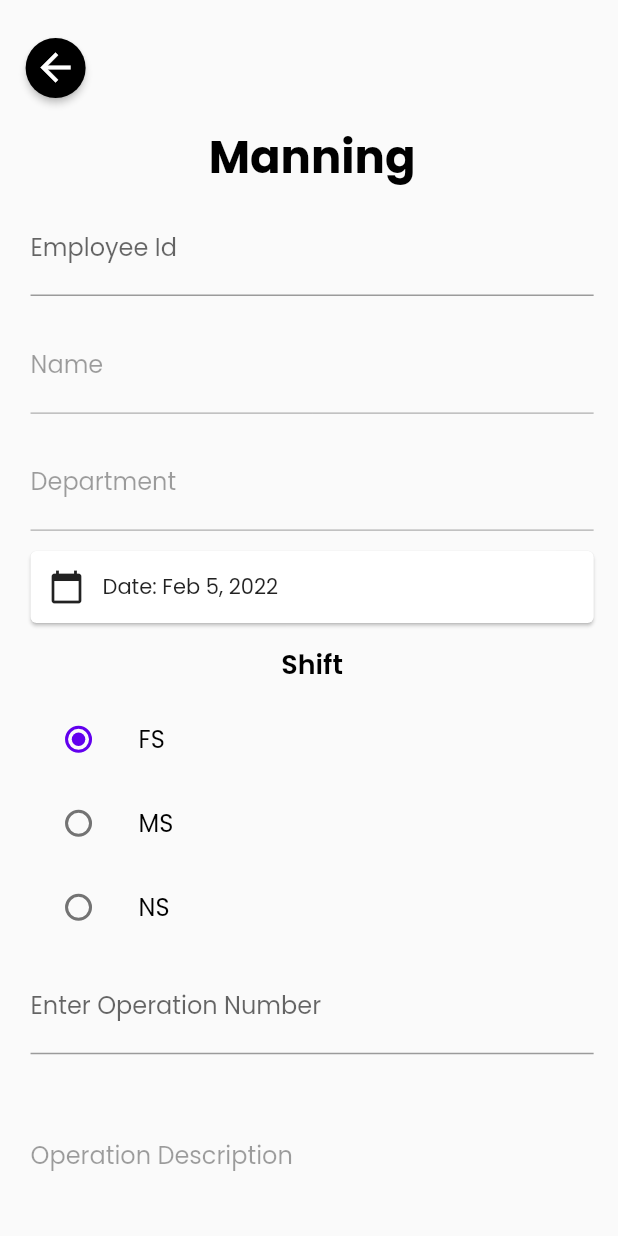
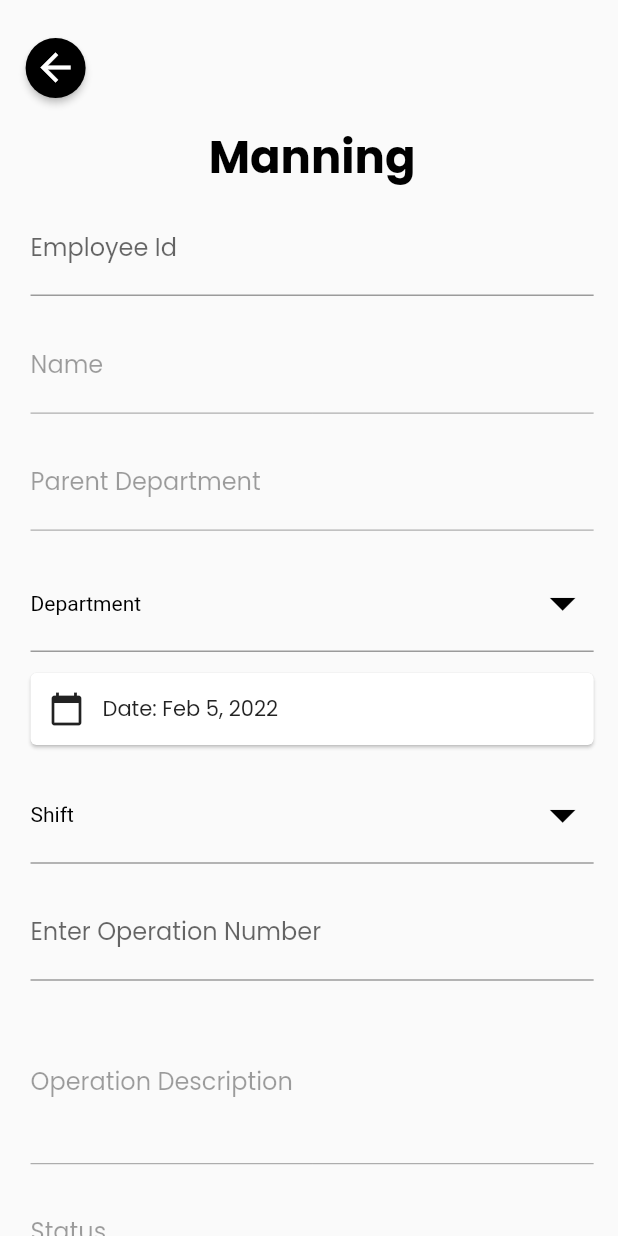
Before and after one commit to rachanaravindan/ashok_leyland_project_3, a Flutter app: the Manning screen opened directly, on a phone screen of 412 x 824 dp. Run offline on Flutter 3.47's test engine with Material 2 defaults, Android fonts, the light colour scheme and no system bars; our stand-ins replace animated_splash_screen, cloud_firestore, csv, double_back_to_close_app, firebase_auth, firebase_core and 12 more; missing offline and left inert: ext_storage, open_mail_app, syncfusion_flutter_xlsio; accounts and stored records are empty.

Commit message:
ready to publish /sharan

```diff
--- a/lib/screens/home.dart
+++ b/lib/screens/home.dart
@@ -174,6 +174,7 @@ class _HomeScreenState extends State<HomeScreen> {
                       child: GestureDetector(
                         onTap: () async {
                           await FirebaseAuth.instance.signOut();
+
                           Navigator.push(
                               context,
                               MaterialPageRoute(
--- a/lib/screens/manning.dart
+++ b/lib/screens/manning.dart
@@ -167,7 +167,7 @@ class _ManningState extends State<Manning> {
   DateTime _joiningDate;
   DateTime currentDate = new DateTime.now();
   bool _isDisable = false;
-  bool showToggleBtn = false, showTextField = false;
+  bool showToggleBtn = false;
 
   List<String> departmentItems = [
     'Department',
@@ -181,6 +181,12 @@ class _ManningState extends State<Manning> {
     'A - Engine Machining',
     'Axle Assembly',
     'Axle Machining'
+  ];
+  List<String> shiftItems = [
+    'Shift',
+    'FS',
+    'DS',
+    'NS',
   ];
   Map<String, String> respectiveMap;
 
@@ -201,13 +207,14 @@ class _ManningState extends State<Manning> {
     '12. Able to participate in suggestion scheme and any other improvement projects',
     '13. Able to train others'
   ];
-  String departmentDropDownValue;
+  String departmentDropDownValue, shiftDropDownValue;
   String operationNumber = "-1";
   String assessmentListDropDownValue;
   crudMethod crudOperations = new crudMethod();
   void initState() {
-    var departmentDropDownValue = departmentItems[0];
-    var assessmentListDropDownValue = assessmentListItems[0];
+    departmentDropDownValue = departmentItems[0];
+    shiftDropDownValue = shiftItems[0];
+    assessmentListDropDownValue = assessmentListItems[0];
     super.initState();
   }
 
@@ -350,22 +357,6 @@ class _ManningState extends State<Manning> {
                               _showMyDialog(
                                   "Department is not allocated for $_employeeId ");
                             }
-
-                            setState(() {
-                              departmentDropDownValue = value;
-                              if (value == 'H - Engine Assembly')
-                                respectiveMap = Map.from(_HEngineAssembly);
-                              else if (value == 'A - Engine Assembly')
-                                respectiveMap = Map.from(_AEngineAssembly);
-
-                              if (value != "department") {
-                                showToggleBtn = true;
-                              } else
-                                showToggleBtn = false;
-                              showTextField = false;
-                              // print("Im printing");
-                              // print(respectiveMap);
-                            });
                           });
                         },
                         decoration: InputDecoration(labelText: 'Employee Id'),
@@ -399,7 +390,7 @@ class _ManningState extends State<Manning> {
                         enableInteractiveSelection: true,
                       ),
                     ),
-                    // DEPARTMENT
+                    // Parent Department
                     Padding(
                       padding: EdgeInsets.all(8.0),
                       child: TextField(
@@ -413,9 +404,48 @@ class _ManningState extends State<Manning> {
                               _isDisable = false;
                           });
                         },
-                        decoration: InputDecoration(labelText: 'Department'),
+                        decoration: InputDecoration(labelText: 'Parent Department'),
                         enabled: false,
                         enableInteractiveSelection: true,
+                      ),
+                    ),
+                    Padding(
+                      padding: EdgeInsets.all(8.0),
+                      child: DropdownButtonFormField<String>(
+                        isExpanded: true,
+                        dropdownColor: Colors.white,
+                        iconSize: 5.h,
+                        focusColor: Colors.red,
+                        value: departmentDropDownValue,
+                        //elevation: 5,
+                        style: TextStyle(color: Colors.black),
+                        iconEnabledColor: Colors.black,
+                        items: departmentItems
+                            .map<DropdownMenuItem<String>>((String value) {
+                          return DropdownMenuItem<String>(
+                            value: value,
+                            child: Text(
+                              value,
+                              style: TextStyle(
+                                  // color: Colors.black,
+                                  ),
+                            ),
+                          );
+                        }).toList(),
+                        hint: Text(departmentItems[0]),
+                        validator: (value) =>
+                            value == "Department" || value==null ? 'field required' : null,
+                        onChanged: (String value) {
+                          setState(() {
+                            departmentDropDownValue = value;
+                              if (value == 'H - Engine Assembly')
+                                respectiveMap = Map.from(_HEngineAssembly);
+                              else if (value == 'A - Engine Assembly')
+                                respectiveMap = Map.from(_AEngineAssembly);
+                              // print("Im printing");
+                              // print(respectiveMap);
+                          });
+                        },
                       ),
                     ),
                     //DATE OF TRAINING
@@ -446,88 +476,37 @@ class _ManningState extends State<Manning> {
                       ),
                     ),
                     Padding(
-                      padding:  EdgeInsets.all(2.w),
-                      child: Text("Shift",style:Constants.regularHeading),
-                    ),
-                    Column(
-                      children: <Widget>[
-                        for (int i = 1; i <= 1; i++)
-                          ListTile(
-                            title: Text(
-                              'FS',
-                              style: Theme.of(context)
-                                  .textTheme
-                                  .subtitle1
-                                  .copyWith(
-                                      color: i == 5
-                                          ? Colors.black38
-                                          : Colors.black),
+                      padding: EdgeInsets.all(8.0),
+                      child: DropdownButtonFormField<String>(
+                        isExpanded: true,
+                        dropdownColor: Colors.white,
+                        iconSize: 5.h,
+                        focusColor: Colors.red,
+                        value: shiftDropDownValue,
+                        //elevation: 5,
+                        style: TextStyle(color: Colors.black),
+                        iconEnabledColor: Colors.black,
+                        items: shiftItems
+                            .map<DropdownMenuItem<String>>((String value) {
+                          return DropdownMenuItem<String>(
+                            value: value,
+                            child: Text(
+                              value,
+                              style: TextStyle(
+                                  // color: Colors.black,
+                                  ),
                             ),
-                            leading: Radio(
-                              value: i,
-                              groupValue: _value,
-                              activeColor: Color(0xFF6200EE),
-                              onChanged: i == 5
-                                  ? null
-                                  : (int value) {
-                                      setState(() {
-                                        _value = value;
-                                      });
-                                    },
-                            ),
-                          ),
-                        for (int i = 2; i <= 2; i++)
-                          ListTile(
-                            title: Text(
-                              'MS',
-                              style: Theme.of(context)
-                                  .textTheme
-                                  .subtitle1
-                                  .copyWith(
-                                      color: i == 5
-                                          ? Colors.black38
-                                          : Colors.black),
-                            ),
-                            leading: Radio(
-                              value: i,
-                              groupValue: _value,
-                              activeColor: Color(0xFF6200EE),
-                              onChanged: i == 5
-                                  ? null
-                                  : (int value) {
-                                      setState(() {
-                                        _value = value;
-                                      });
-                                    },
-                            ),
-                          ),
-                        for (int i = 3; i <= 3; i++)
-                          ListTile(
-                            title: Text(
-                              'NS',
-                              style: Theme.of(context)
-                                  .textTheme
-                                  .subtitle1
-                                  .copyWith(
-                                      color: i == 5
-                                          ? Colors.black38
-                                          : Colors.black),
-                            ),
-                            leading: Radio(
-                              value: i,
-                              groupValue: _value,
-                              activeColor: Color(0xFF6200EE),
-                              onChanged: i == 5
-                                  ? null
-                                  : (int value) {
-                                      setState(() {
-                                        _value = value;
-                                        print(value);
-                                      });
-                                    },
-                            ),
-                          ),
-                      ],
+                          );
+                        }).toList(),
+                        hint: Text(shiftItems[0]),
+                        validator: (value) =>
+                            value == "Shift" || value==null ? 'field required' : null,
+                        onChanged: (String value) {
+                          setState(() {
+                            shiftDropDownValue = value;
+                          });
+                        },
+                      ),
                     ),
 
                     //OPERATION NUMBER
@@ -625,19 +604,12 @@ class _ManningState extends State<Manning> {
                               ),
                           onPressed: () async {
                             final isValid = _formKey.currentState.validate();
-                            String shift;
                             if (isValid) {
                               if (trainedFinder == false)
                                 _showMyDialog(
                                     "$_employeeId is not trained for operation number $operationNumber");
                               else {
-                                if (_value == 1) {
-                                  shift = "FS";
-                                } else if (_value == 1) {
-                                  shift = "MS";
-                                } else if (_value == 1) {
-                                  shift = "NS";
-                                }
+
                                 print(currentDate.toString());
                                 await FirebaseFirestore.instance
                                     .collection("manning")
@@ -660,7 +632,8 @@ class _ManningState extends State<Manning> {
                                       "date": Timestamp.fromDate(currentDate),
                                       "name": _nameController.text,
                                       "department": _deptController.text,
-                                      "shift": shift
+                                      "shift": shiftDropDownValue,
+                                      "assignedDepartment":departmentDropDownValue
                                     });
                                     Navigator.push(
                                         context,
@@ -681,7 +654,9 @@ class _ManningState extends State<Manning> {
                                       "date": Timestamp.fromDate(currentDate),
                                       "name": _nameController.text,
                                       "department": _deptController.text,
-                                      "shift": shift
+                                      "shift": shiftDropDownValue,
+                                      "assignedDepartment":
+                                          departmentDropDownValue
                                     });
                                     Navigator.push(
                                         context,
```
Also changed, not shown: lib/screens/department_allocation.dart (+9 -2 lines), lib/screens/manning_query.dart (+23 -38 lines), lib/screens/signin_page.dart (+11 -7 lines).
